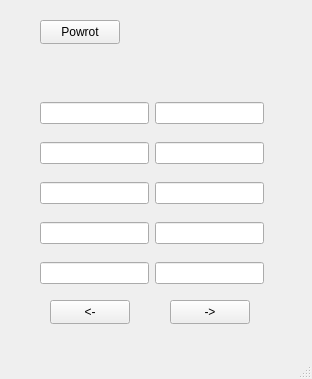
Before: the Qt Designer form ProjektHotel/menu.ui in dawib19992/ZackiCody, drawn with Qt 5.
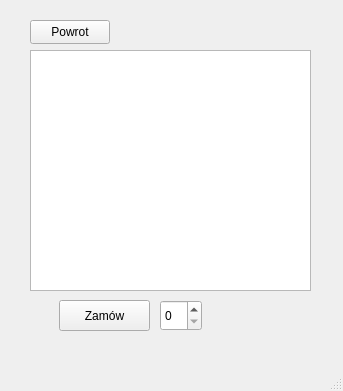
After: the same form once the commit is applied.

Patch:
```diff
--- a/ProjektHotel/menu.ui
+++ b/ProjektHotel/menu.ui
@@ -6,108 +6,18 @@
    <rect>
     <x>0</x>
     <y>0</y>
-    <width>312</width>
-    <height>379</height>
+    <width>343</width>
+    <height>391</height>
    </rect>
   </property>
   <property name="windowTitle">
    <string>MainWindow</string>
   </property>
   <widget class="QWidget" name="centralwidget">
-   <widget class="QWidget" name="layoutWidget">
-    <property name="geometry">
-     <rect>
-      <x>40</x>
-      <y>260</y>
-      <width>224</width>
-      <height>26</height>
-     </rect>
-    </property>
-    <layout class="QHBoxLayout" name="horizontalLayout_5">
-     <item>
-      <widget class="QLineEdit" name="danie5"/>
-     </item>
-     <item>
-      <widget class="QLineEdit" name="cena_danie5"/>
-     </item>
-    </layout>
-   </widget>
-   <widget class="QWidget" name="layoutWidget_2">
-    <property name="geometry">
-     <rect>
-      <x>40</x>
-      <y>180</y>
-      <width>224</width>
-      <height>26</height>
-     </rect>
-    </property>
-    <layout class="QHBoxLayout" name="horizontalLayout_3">
-     <item>
-      <widget class="QLineEdit" name="danie3"/>
-     </item>
-     <item>
-      <widget class="QLineEdit" name="cena_danie3"/>
-     </item>
-    </layout>
-   </widget>
-   <widget class="QWidget" name="layoutWidget_3">
-    <property name="geometry">
-     <rect>
-      <x>40</x>
-      <y>140</y>
-      <width>224</width>
-      <height>26</height>
-     </rect>
-    </property>
-    <layout class="QHBoxLayout" name="horizontalLayout_2">
-     <item>
-      <widget class="QLineEdit" name="danie2"/>
-     </item>
-     <item>
-      <widget class="QLineEdit" name="cena_danie2"/>
-     </item>
-    </layout>
-   </widget>
-   <widget class="QWidget" name="layoutWidget_4">
-    <property name="geometry">
-     <rect>
-      <x>40</x>
-      <y>220</y>
-      <width>224</width>
-      <height>26</height>
-     </rect>
-    </property>
-    <layout class="QHBoxLayout" name="horizontalLayout_4">
-     <item>
-      <widget class="QLineEdit" name="danie4"/>
-     </item>
-     <item>
-      <widget class="QLineEdit" name="cena_danie4"/>
-     </item>
-    </layout>
-   </widget>
-   <widget class="QWidget" name="layoutWidget_5">
-    <property name="geometry">
-     <rect>
-      <x>40</x>
-      <y>100</y>
-      <width>224</width>
-      <height>26</height>
-     </rect>
-    </property>
-    <layout class="QHBoxLayout" name="horizontalLayout">
-     <item>
-      <widget class="QLineEdit" name="danie1"/>
-     </item>
-     <item>
-      <widget class="QLineEdit" name="cena_danie1"/>
-     </item>
-    </layout>
-   </widget>
    <widget class="QPushButton" name="pushButton">
     <property name="geometry">
      <rect>
-      <x>40</x>
+      <x>30</x>
       <y>20</y>
       <width>80</width>
       <height>24</height>
@@ -120,27 +30,34 @@
    <widget class="QPushButton" name="pushButton_2">
     <property name="geometry">
      <rect>
-      <x>50</x>
+      <x>59</x>
       <y>300</y>
-      <width>80</width>
-      <height>24</height>
+      <width>91</width>
+      <height>31</height>
      </rect>
     </property>
     <property name="text">
-     <string>&lt;-</string>
+     <string>Zamów</string>
     </property>
    </widget>
-   <widget class="QPushButton" name="pushButton_3">
+   <widget class="QPlainTextEdit" name="menu">
     <property name="geometry">
      <rect>
-      <x>170</x>
-      <y>300</y>
-      <width>80</width>
-      <height>24</height>
+      <x>30</x>
+      <y>50</y>
+      <width>281</width>
+      <height>241</height>
      </rect>
     </property>
-    <property name="text">
-     <string>-&gt;</string>
+   </widget>
+   <widget class="QSpinBox" name="spinBox">
+    <property name="geometry">
+     <rect>
+      <x>160</x>
+      <y>300</y>
+      <width>42</width>
+      <height>31</height>
+     </rect>
     </property>
    </widget>
   </widget>
```
Left out of the diff: 4 changed lines with no effect on the pictures.
